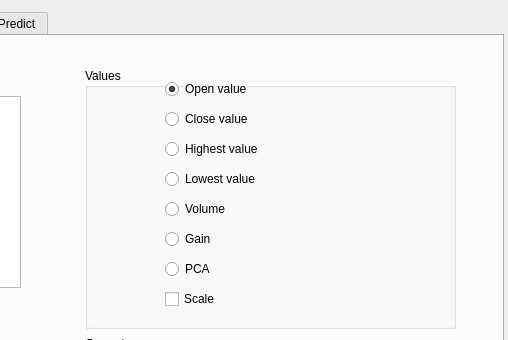
Before: the Qt Designer form MachineBenchMark/UI/Prueba1.ui in aydevosotros/MachineBenchMark, drawn with Qt 5; both pictures show x 292 to 800 and y 0 to 340 of the 800 by 524 pixel window.
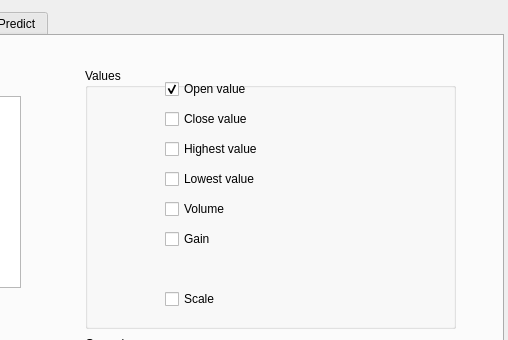
After: the same form once the commit is applied. The open tabs and pages were chosen to show the change. Custom widgets are drawn as their Qt base class.

Diff of the .ui file:
```diff
--- a/MachineBenchMark/UI/Prueba1.ui
+++ b/MachineBenchMark/UI/Prueba1.ui
@@ -256,7 +256,7 @@
       <property name="title">
        <string>Values</string>
       </property>
-      <widget class="QRadioButton" name="radioButton_4">
+      <widget class="QCheckBox" name="checkBox_4">
        <property name="geometry">
         <rect>
          <x>80</x>
@@ -269,7 +269,7 @@
         <string>Lowest value</string>
        </property>
       </widget>
-      <widget class="QRadioButton" name="radioButton_2">
+      <widget class="QCheckBox" name="checkBox_2">
        <property name="geometry">
         <rect>
          <x>80</x>
@@ -282,7 +282,7 @@
         <string>Close value</string>
        </property>
       </widget>
-      <widget class="QRadioButton" name="radioButton_3">
+      <widget class="QCheckBox" name="checkBox_3">
        <property name="geometry">
         <rect>
          <x>80</x>
@@ -295,7 +295,7 @@
         <string>Highest value</string>
        </property>
       </widget>
-      <widget class="QRadioButton" name="radioButton">
+      <widget class="QCheckBox" name="checkBox_1">
        <property name="geometry">
         <rect>
          <x>80</x>
@@ -311,7 +311,7 @@
         <bool>true</bool>
        </property>
       </widget>
-      <widget class="QRadioButton" name="radioButton_5">
+      <widget class="QCheckBox" name="checkBox_5">
        <property name="geometry">
         <rect>
          <x>80</x>
@@ -324,7 +324,7 @@
         <string>Volume</string>
        </property>
       </widget>
-      <widget class="QRadioButton" name="radioButton_6">
+      <widget class="QCheckBox" name="checkBox_6">
        <property name="geometry">
         <rect>
          <x>80</x>
@@ -337,19 +337,6 @@
         <string>Gain</string>
        </property>
       </widget>
-      <widget class="QRadioButton" name="radioButton_7">
-       <property name="geometry">
-        <rect>
-         <x>80</x>
-         <y>190</y>
-         <width>150</width>
-         <height>22</height>
-        </rect>
-       </property>
-       <property name="text">
-        <string>PCA</string>
-       </property>
-      </widget>
       <widget class="QCheckBox" name="checkBox">
        <property name="geometry">
         <rect>
```
Left out of the diff: 2 changed lines with no effect on the pictures.
